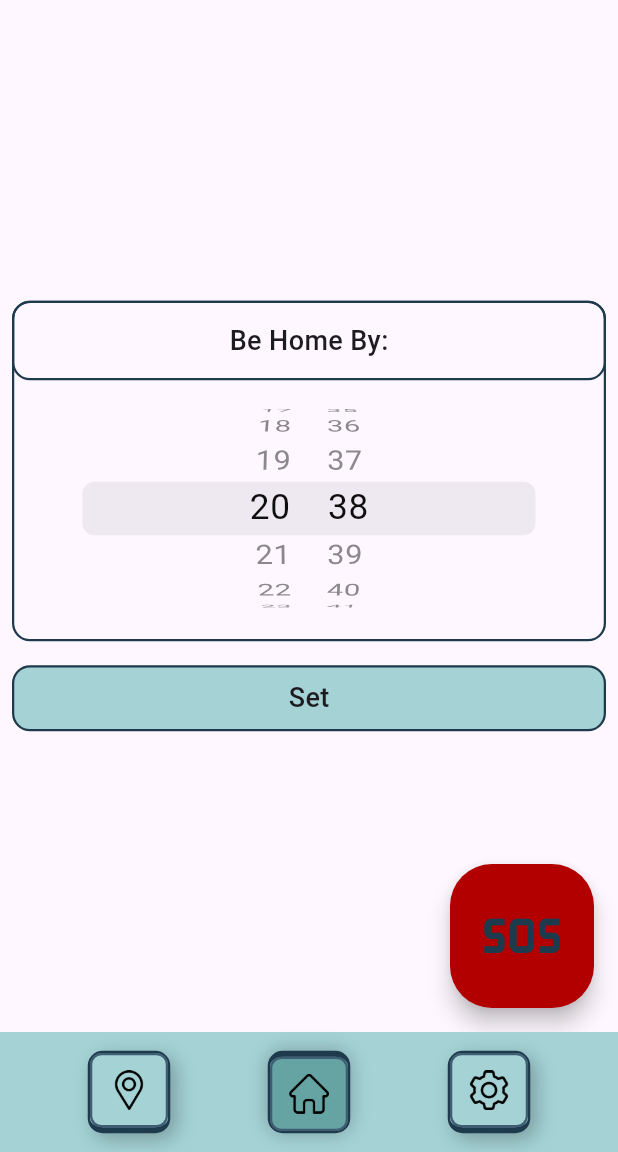
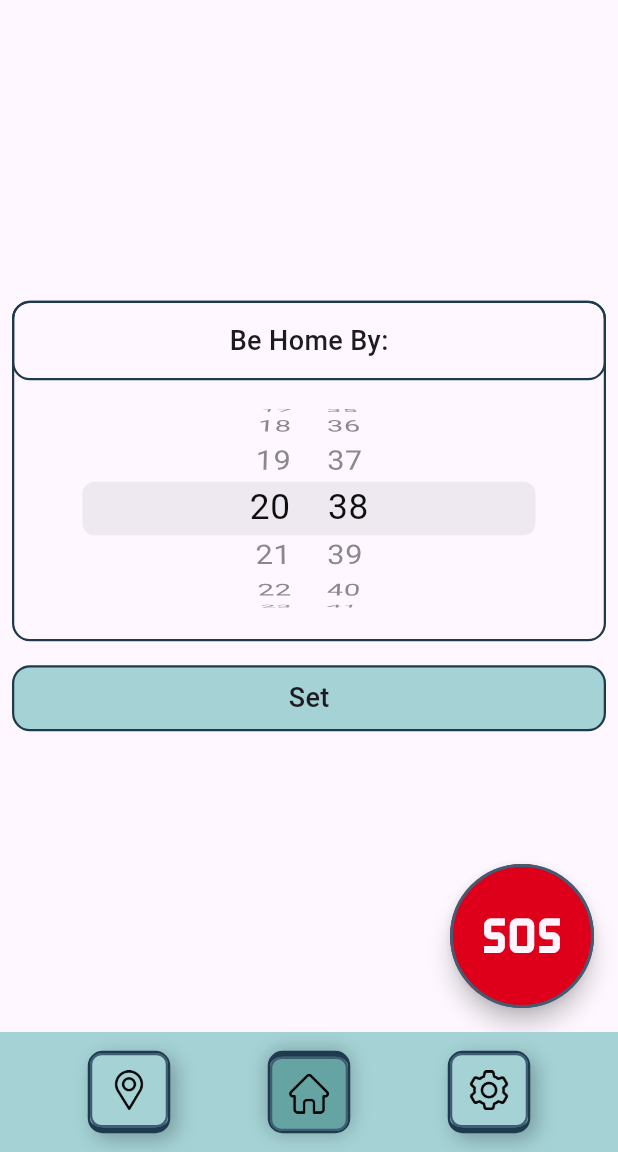
Before and after one commit to ZephLevy/Safe-return, a Flutter app: the screen it shows after launch, on a phone screen of 412 x 824 dp, the part 84-1236 px from its top. Run offline on Flutter 3.47's test engine with Material 3 defaults, Android fonts, the phone set to English and light mode, and no system bars.

Commit message:
Improve SOS button

```diff
--- a/lib/pages/home_page.dart
+++ b/lib/pages/home_page.dart
@@ -83,11 +83,17 @@ class HomePage extends StatelessWidget {
       onPressed: () {
         HapticFeedback.heavyImpact();
       },
-      backgroundColor: Color(0xffB20000),
+      backgroundColor: Color(0xffde001a),
+      shape: CircleBorder(
+        side: BorderSide(
+          width: 2,
+          color: Palette.blue2,
+        ),
+      ),
       child: Icon(
         Icons.sos,
         size: 55,
-        color: Palette.blue1,
+        color: Color(0xfffef5ff),
       ),
     );
   }
```
